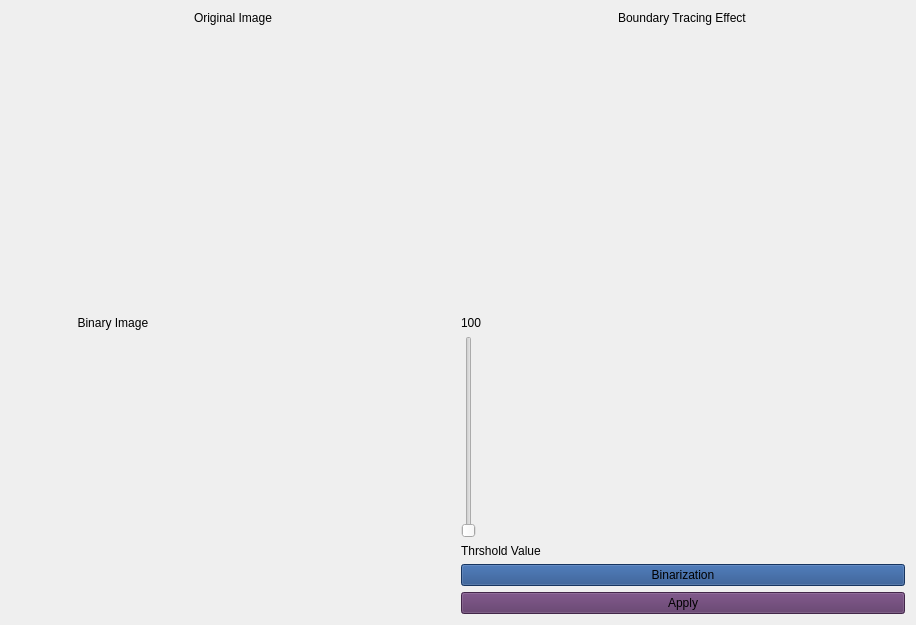
The window that src/ui/Boundary_tracing.ui (Ahmed-Gamiel/Bountry-_tracing-and-Hough_transform) describes before a commit, drawn with Qt 5.
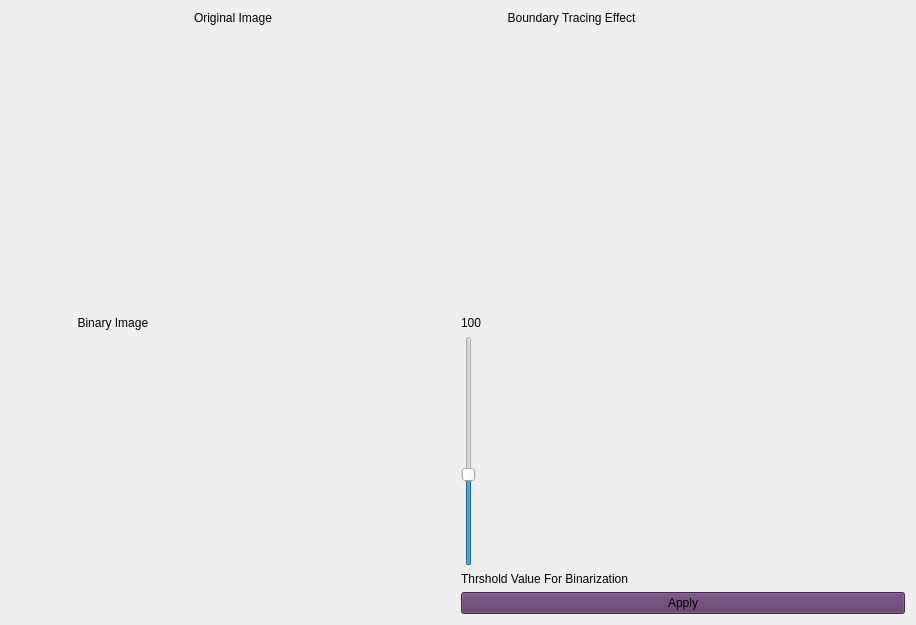
The same window after the commit.

```diff
--- a/src/ui/Boundary_tracing.ui
+++ b/src/ui/Boundary_tracing.ui
@@ -48,7 +48,7 @@
        </item>
        <item row="0" column="1">
         <layout class="QVBoxLayout" name="Boundary_tracing_layout">
-         <item alignment="Qt::AlignHCenter">
+         <item>
           <widget class="QLabel" name="label_2">
            <property name="styleSheet">
             <string notr="true">
@@ -56,7 +56,7 @@
 </string>
            </property>
            <property name="text">
-            <string>Boundary Tracing Effect</string>
+            <string>              Boundary Tracing Effect</string>
            </property>
           </widget>
          </item>
@@ -113,7 +113,16 @@
           </widget>
          </item>
          <item>
-          <widget class="QSlider" name="verticalSlider">
+          <widget class="QSlider" name="threshold_value">
+           <property name="maximum">
+            <number>255</number>
+           </property>
+           <property name="singleStep">
+            <number>5</number>
+           </property>
+           <property name="value">
+            <number>100</number>
+           </property>
            <property name="orientation">
             <enum>Qt::Vertical</enum>
            </property>
@@ -122,27 +131,7 @@
          <item>
           <widget class="QLabel" name="label_4">
            <property name="text">
-            <string>Thrshold Value</string>
-           </property>
-          </widget>
-         </item>
-         <item>
-          <widget class="QPushButton" name="binarization_btn">
-           <property name="maximumSize">
-            <size>
-             <width>16777215</width>
-             <height>16777215</height>
-            </size>
-           </property>
-           <property name="cursor">
-            <cursorShape>PointingHandCursor</cursorShape>
-           </property>
-           <property name="styleSheet">
-            <string notr="true">
-background-color: rgb(32, 74, 135);</string>
-           </property>
-           <property name="text">
-            <string>Binarization</string>
+            <string>Thrshold Value For Binarization</string>
            </property>
           </widget>
          </item>
```
Left out of the diff: 58 changed lines with no effect on the pictures.
